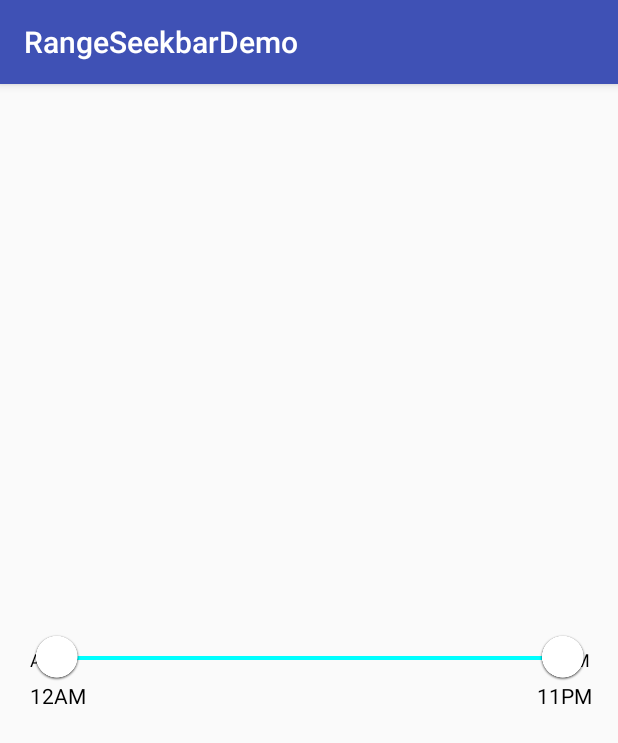
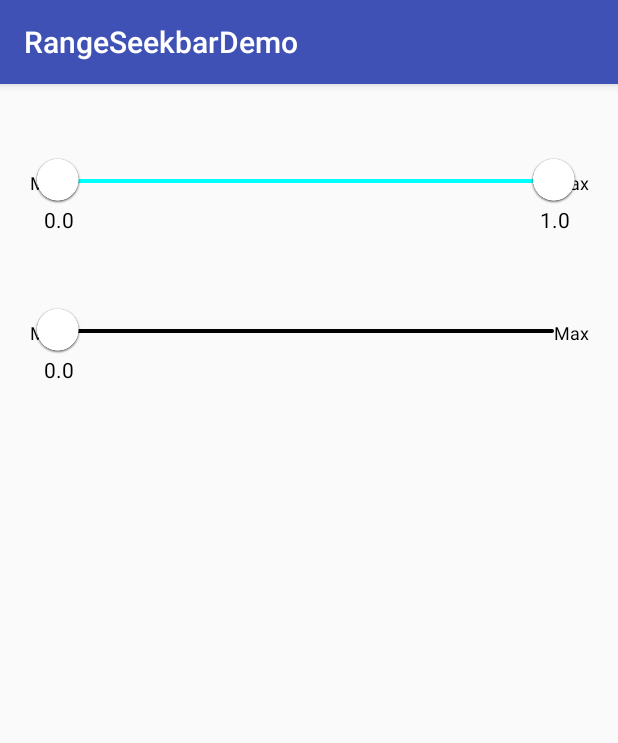
Before and after one commit to Everseat/RangeSeekbar, an Android app: the screen it shows after launch (MainActivity), on a phone screen of 412 x 824 dp. Shown: the top 743 px of the screen. Run offline under Robolectric (Android 15) with nearby library versions, the phone set to English and light mode, and no system bars.

Commit message:
Add support for a simple seekbar

```diff
--- a/demo/src/main/java/com/everseat/rangeseekbar/demo/MainActivity.java
+++ b/demo/src/main/java/com/everseat/rangeseekbar/demo/MainActivity.java
@@ -1,36 +1,12 @@
 package com.everseat.rangeseekbar.demo;
 
-import android.graphics.Color;
+import android.os.Bundle;
 import android.support.v7.app.AppCompatActivity;
-import android.os.Bundle;
-
-import com.everseat.rangeseekbar.RangeSeekbar;
 
 public class MainActivity extends AppCompatActivity {
-  private RangeSeekbar rangeSeekbar;
-
   @Override
   protected void onCreate(Bundle savedInstanceState) {
     super.onCreate(savedInstanceState);
     setContentView(R.layout.activity_main);
-    rangeSeekbar = (RangeSeekbar) findViewById(R.id.range_seekbar);
-    rangeSeekbar.setTrackFillColor(Color.CYAN);
-    rangeSeekbar.setTrackColor(Color.argb(102, 0, 0, 0));
-    rangeSeekbar.setMinLabelText(R.string.label_am);
-    rangeSeekbar.setMaxLabelText(R.string.label_pm);
-    rangeSeekbar.setValueFormatter(new RangeSeekbar.ValueFormatter() {
-      @Override
-      public String formatValue(float value) {
-        int hour = (int) (value * 23);
-        String amOrPm = hour >= 12 ? "PM" : "AM";
-        if (hour > 12) {
-          hour -= 12;
-        }
-        if (hour == 0) {
-          hour = 12;
-        }
-        return hour + amOrPm;
-      }
-    });
   }
 }
--- a/demo/src/main/res/layout/activity_main.xml
+++ b/demo/src/main/res/layout/activity_main.xml
@@ -1,7 +1,9 @@
 <?xml version="1.0" encoding="utf-8"?>
-<FrameLayout
+<LinearLayout
   xmlns:android="http://schemas.android.com/apk/res/android"
   xmlns:tools="http://schemas.android.com/tools"
+  xmlns:app="http://schemas.android.com/apk/res-auto"
+  android:orientation="vertical"
   android:layout_width="match_parent"
   android:layout_height="match_parent"
   android:paddingBottom="@dimen/activity_vertical_margin"
@@ -13,6 +15,14 @@
   <com.everseat.rangeseekbar.RangeSeekbar
     android:id="@+id/range_seekbar"
     android:layout_width="match_parent"
-    android:layout_height="wrap_content"/>
+    android:layout_height="100dp"
+    app:trackFillColor="#00FFFF"/>
 
-</FrameLayout>
+  <com.everseat.rangeseekbar.Seekbar
+    android:id="@+id/seekbar"
+    android:layout_width="match_parent"
+    android:layout_height="100dp"
+    app:trackFillColor="#00FFFF"/>
+
+
+</LinearLayout>
--- a/library/src/main/java/com/everseat/rangeseekbar/RangeSeekbar.java
+++ b/library/src/main/java/com/everseat/rangeseekbar/RangeSeekbar.java
@@ -1,37 +1,24 @@
 package com.everseat.rangeseekbar;
 
 import android.content.Context;
-import android.content.res.TypedArray;
 import android.graphics.Canvas;
 import android.graphics.Paint;
 import android.graphics.Rect;
 import android.graphics.RectF;
 import android.graphics.drawable.Drawable;
-import android.support.annotation.DrawableRes;
 import android.support.annotation.Nullable;
 import android.support.v4.view.MotionEventCompat;
-import android.text.TextPaint;
 import android.util.AttributeSet;
 import android.view.MotionEvent;
 
 /**
- * A seek bar with a configurable min/max range values
+ * A seek bar with a configurable min/max range values.
  */
-public class RangeSeekbar extends AbsSeekbar {
-  private Drawable thumbDrawable;
-
-  // Dimensions
-  private int valueTextPadding = 0;
-  private int thumbSize = 0;
-
+public class RangeSeekbar extends Seekbar {
   // Size holders
-  private Rect sharedTextBounds = new Rect();
-  private RectF trackBounds = new RectF();
+  private RectF trackBounds;
   private Rect leftThumbBounds = new Rect();
-  private Rect rightThumbBounds = new Rect();
-
-  // Paint
-  private Paint valuePaint = new TextPaint(Paint.ANTI_ALIAS_FLAG);
+  private Rect rightThumbBounds; // This will be aliased to the existing thumbBounds from Seekbar
 
   // State values
   private int activeThumb = -1;
@@ -42,8 +29,6 @@ public class RangeSeekbar extends AbsSeekbar {
 
   private static final int THUMB_LEFT = 0;
   private static final int THUMB_RIGHT = 1;
-  private static final int[] STATE_PRESSED = new int[] {android.R.attr.state_pressed};
-  private static final int[] STATE_DEFAULT = new int[] {};
 
   public RangeSeekbar(Context context) {
     super(context);
@@ -61,41 +46,7 @@ public class RangeSeekbar extends AbsSeekbar {
   }
 
   private void init(Context context, AttributeSet attrs) {
-    int valueTextSize = 0;
-    int valueTextPadding = 0;
-    Drawable thumbDrawable = null;
-
-    if (attrs != null) {
-      TypedArray ta = context.obtainStyledAttributes(attrs, R.styleable.RangeSeekbar);
-
-      int count = ta.getIndexCount();
-      for (int i = 0; i < count; i++) {
-        int attr = ta.getIndex(i);
-        if (attr == R.styleable.RangeSeekbar_valueTextSize) {
-          valueTextSize = ta.getInt(attr, (int) dpToPx(14));
-        } else if (attr == R.styleable.RangeSeekbar_valueTextPadding) {
-          valueTextPadding = ta.getInt(attr, (int) dpToPx(4));
-        } else if (attr == R.styleable.RangeSeekbar_thumbDrawable) {
-          thumbDrawable = ta.getDrawable(attr);
-        }
-      }
-
-      ta.recycle();
-    }
-
-    if (valueTextSize == 0) {
-      valueTextSize = (int) dpToPx(14);
-    }
-    if (valueTextPadding == 0) {
-      valueTextPadding = (int) dpToPx(4);
-    }
-    if (thumbDrawable == null) {
-      thumbDrawable = getResources().getDrawable(R.drawable.ic_thumb_seekbar);
-    }
-
-    setValueTextSize(valueTextSize);
-    setValueTextPadding(valueTextPadding);
-    setThumbDrawable(thumbDrawable);
+    setCurrentValue(maxValue);
   }
 
   @Override
@@ -107,12 +58,6 @@ public class RangeSeekbar extends AbsSeekbar {
         float y = event.getY();
         if (withinBounds(x, y, leftThumbBounds)) {
           activeThumb = THUMB_LEFT;
-        }
-        if (withinBounds(x, y, rightThumbBounds)) {
-          activeThumb = THUMB_RIGHT;
-        }
-
-        if (activeThumb != -1) {
           if (getParent() != null) {
             getParent().requestDisallowInterceptTouchEvent(true);
           }
@@ -120,7 +65,9 @@ public class RangeSeekbar extends AbsSeekbar {
           return true;
         }
 
-        return false;
+        boolean result = super.onTouchEvent(event);
+        if (result) activeThumb = THUMB_RIGHT;
+        return result;
       case MotionEvent.ACTION_MOVE:
         // We only support a horizontal bar at the moment
         int radius = leftThumbBounds.width() / 2;
@@ -128,32 +75,43 @@ public class RangeSeekbar extends AbsSeekbar {
 
         if (activeThumb == THUMB_LEFT) {
           Rect destination = rightThumbBounds;
-          if (newX >= destination.left - leftThumbBounds.width()) {
-            newX = destination.left - leftThumbBounds.width();
-          }
 
           setRectXPosition(leftThumbBounds, (int) newX);
+
+          // Ensure left thumb does not cross paths with right thumb
+          if (leftThumbBounds.right >= destination.left) {
+            setRectXPosition(leftThumbBounds, destination.left - leftThumbBounds.width());
+            minValue = calculateValue((int) (leftThumbBounds.centerX() - trackBounds.left));
+          } else {
+            // Ensure left thumb doesn't get moved outside of bounds
             if (leftThumbBounds.centerX() <= trackBounds.left) {
               setRectXPosition(leftThumbBounds, (int) (trackBounds.left - (leftThumbBounds.width()/2)));
             }
 
             // We want the center of the thumb drawable to be the deciding factor
-          minValue = Math.max(calculateValue((int) (newX + radius - trackBounds.left)), 0);
+            minValue = Math.max(calculateValue((int) (leftThumbBounds.centerX() - trackBounds.left)), 0);
+          }
         }
 
         if (activeThumb == THUMB_RIGHT) {
           Rect destination = leftThumbBounds;
-          if (newX <= destination.right) {
-            newX = destination.right;
-          }
 
           setRectXPosition(rightThumbBounds, (int) newX);
+
+          // Ensure right thumb does not cross paths with left thumb
+          if (rightThumbBounds.left <= destination.right) {
+            setRectXPosition(rightThumbBounds, destination.right);
+            maxValue = calculateValue((int) (rightThumbBounds.centerX() - trackBounds.left));
+            setCurrentValue(maxValue);
+          } else {
+            // Ensure right thumb doesn't get moved outside of bounds
             if (rightThumbBounds.centerX() >= trackBounds.right) {
               setRectXPosition(rightThumbBounds, (int) (trackBounds.right - (rightThumbBounds.width()/2)));
             }
 
-          // We want the center of the thumb drawable to be the deciding factor
-          maxValue = Math.min(calculateValue((int) (newX + radius - trackBounds.left)), 1);
+            maxValue = Math.min(calculateValue((int) (rightThumbBounds.centerX() - trackBounds.left)), 1);
+            setCurrentValue(maxValue);
+          }
         }
 
         invalidate();
@@ -180,87 +138,56 @@ public class RangeSeekbar extends AbsSeekbar {
   protected void onLayout(boolean changed, int left, int top, int right, int bottom) {
     super.onLayout(changed, left, top, right, bottom);
     trackBounds = getTrackBounds();
+    Drawable thumbDrawable = getThumbDrawable();
+    int thumbSize = thumbDrawable.getBounds().width();
+
+    // Right thumb
+    rightThumbBounds = getThumbBounds();
 
     // Left thumb
     int x = (int) (trackBounds.left - (thumbSize / 2));
     int y = (int) (trackBounds.centerY() - (thumbSize / 2));
     leftThumbBounds.set(x, y, x + thumbSize, y + thumbSize);
-
-    // Right thumb
-    x = (int) (trackBounds.right - (thumbSize / 2));
-    rightThumbBounds.set(x, y, x + thumbSize, y + thumbSize);
   }
 
   @Override
   protected void onDraw(Canvas canvas) {
     super.onDraw(canvas);
 
-    thumbDrawable.setBounds(leftThumbBounds);
-    thumbDrawable.setState(activeThumb == THUMB_LEFT ? STATE_PRESSED : STATE_DEFAULT);
-    thumbDrawable.draw(canvas);
+    // Draw left value text
+    String minValueText = formatValue(minValue);
+    Rect minValueTextBounds = measureValueText(minValueText);
+    setRectXPosition(minValueTextBounds, leftThumbBounds.centerX() - (minValueTextBounds.width() / 2));
+    setRectYPosition(minValueTextBounds, leftThumbBounds.bottom + getValueTextPadding());
+    onDrawValueText(canvas, minValueTextBounds, minValueText);
+  }
 
+  @Override
+  protected void onDrawThumb(Canvas canvas) {
+    Drawable thumbDrawable = getThumbDrawable();
+
+    // Right
     thumbDrawable.setBounds(rightThumbBounds);
     thumbDrawable.setState(activeThumb == THUMB_RIGHT ? STATE_PRESSED : STATE_DEFAULT);
     thumbDrawable.draw(canvas);
 
-    // Draw min value text
-    String minValueText = formatValue(minValue);
-    valuePaint.getTextBounds(minValueText, 0, minValueText.length(), sharedTextBounds);
-    setRectXPosition(sharedTextBounds, leftThumbBounds.centerX() - (sharedTextBounds.width() / 2));
-    setRectYPosition(sharedTextBounds, leftThumbBounds.bottom + valueTextPadding);
-    drawValue(canvas, minValueText, sharedTextBounds);
-
-    // Draw max value text
-    String maxValueText = formatValue(maxValue);
-    valuePaint.getTextBounds(maxValueText, 0, maxValueText.length(), sharedTextBounds);
-    setRectXPosition(sharedTextBounds, rightThumbBounds.centerX() - (sharedTextBounds.width() / 2));
-    setRectYPosition(sharedTextBounds, rightThumbBounds.bottom + valueTextPadding);
-    drawValue(canvas, maxValueText, sharedTextBounds);
+    // Left
+    thumbDrawable.setBounds(leftThumbBounds);
+    thumbDrawable.setState(activeThumb == THUMB_LEFT ? STATE_PRESSED : STATE_DEFAULT);
+    thumbDrawable.draw(canvas);
   }
 
   //////////////////////////////////////////////////////////////////////////////////////////////////
   // Public API
   //////////////////////////////////////////////////////////////////////////////////////////////////
 
-  public void setThumbDrawable(@DrawableRes int drawable) {
-    setThumbDrawable(getResources().getDrawable(drawable));
-  }
-
-  public void setThumbDrawable(Drawable drawable) {
-    if (drawable == null) return;
-    thumbDrawable = drawable;
-    thumbSize = Math.max(thumbDrawable.getIntrinsicHeight(), thumbDrawable.getIntrinsicWidth());
-  }
-
-  public void setValueTextPadding(int paddingInPx) {
-    valueTextPadding = paddingInPx;
-  }
-
-  public void setValueTextSize(int textSize) {
-    valuePaint.setTextSize(textSize);
-  }
-
-  public void setOnValueSetListener(@Nullable OnValueSetListener valueSetListener) {
+  public void setOnValueSetListener(@Nullable RangeSeekbar.OnValueSetListener valueSetListener) {
     this.valueSetListener = valueSetListener;
   }
 
   //////////////////////////////////////////////////////////////////////////////////////////////////
   // Internal methods
   //////////////////////////////////////////////////////////////////////////////////////////////////
-
-  private float calculateValue(int x) {
-    return x / trackBounds.width();
-  }
-
-  private void drawValue(Canvas canvas, String text, Rect bounds) {
-    canvas.drawText(text, bounds.left, bounds.bottom, valuePaint);
-  }
-
-  private boolean withinBounds(float x, float y, Rect bounds) {
-    int padding = (int) dpToPx(4); // Add padding to augment touch target size
-    return (x > bounds.left - padding && x < bounds.right + padding) &&
-        (y > bounds.top - padding && y < bounds.bottom + padding);
-  }
 
   @Override
   protected void onDrawTrackDecoration(Canvas canvas, Paint sharedPaint) {
@@ -269,19 +196,9 @@ public class RangeSeekbar extends AbsSeekbar {
     sharedPaint.setColor(getTrackFillColor());
     RectF fill = new RectF(leftThumbBounds.centerX(),
         trackBounds.top,
-        rightThumbBounds.centerX(),
+        getThumbBounds().centerX(),
         trackBounds.bottom);
     canvas.drawRoundRect(fill, getTrackHeight() / 2, getTrackHeight() / 2, sharedPaint);
-  }
-
-  @Override
-  protected int getTrackLeftOffset() {
-    return leftThumbBounds.width() / 2;
-  }
-
-  @Override
-  protected int getTrackRightOffset() {
-    return rightThumbBounds.width() / 2;
   }
 
   public interface OnValueSetListener {
--- /dev/null
+++ b/library/src/main/java/com/everseat/rangeseekbar/Seekbar.java
@@ -0,0 +1,277 @@
+package com.everseat.rangeseekbar;
+
+import android.content.Context;
+import android.content.res.TypedArray;
+import android.graphics.Canvas;
+import android.graphics.Paint;
+import android.graphics.Rect;
+import android.graphics.RectF;
+import android.graphics.drawable.Drawable;
+import android.support.annotation.DrawableRes;
+import android.support.annotation.Nullable;
+import android.support.v4.view.MotionEventCompat;
+import android.text.TextPaint;
+import android.util.AttributeSet;
+import android.view.MotionEvent;
+
+/**
+ * A simple seek bar
+ */
+public class Seekbar extends AbsSeekbar {
+  private Drawable thumbDrawable;
+
+  // Dimensions
+  private int valueTextPadding = 0;
+  private int thumbSize = 0;
+
+  // Size holders
+  private Rect sharedTextBounds = new Rect();
+  private RectF trackBounds = new RectF();
+  private Rect thumbBounds = new Rect();
+
+  // Paint
+  private Paint valuePaint = new TextPaint(Paint.ANTI_ALIAS_FLAG);
+
+  // State values
+  private float currentValue = 0f;
+
+  @Nullable private OnValueSetListener valueSetListener;
+
+  protected static final int[] STATE_PRESSED = new int[] {android.R.attr.state_pressed};
+  protected static final int[] STATE_DEFAULT = new int[] {};
+
+  public Seekbar(Context context) {
+    super(context);
+    init(context, null);
+  }
+
+  public Seekbar(Context context, AttributeSet attrs) {
+    super(context, attrs);
+    init(context, attrs);
+  }
+
+  public Seekbar(Context context, AttributeSet attrs, int defStyleAttr) {
+    super(context, attrs, defStyleAttr);
+    init(context, attrs);
+  }
+
+  private void init(Context context, AttributeSet attrs) {
+    int valueTextSize = 0;
+    int valueTextPadding = 0;
+    Drawable thumbDrawable = null;
+
+    if (attrs != null) {
+      TypedArray ta = context.obtainStyledAttributes(attrs, R.styleable.Seekbar);
+
+      int count = ta.getIndexCount();
+      for (int i = 0; i < count; i++) {
+        int attr = ta.getIndex(i);
+        if (attr == R.styleable.Seekbar_valueTextSize) {
+          valueTextSize = ta.getInt(attr, (int) dpToPx(14));
+        } else if (attr == R.styleable.Seekbar_valueTextPadding) {
+          valueTextPadding = ta.getInt(attr, (int) dpToPx(4));
+        } else if (attr == R.styleable.Seekbar_thumbDrawable) {
+          thumbDrawable = ta.getDrawable(attr);
+        }
+      }
+
+      ta.recycle();
+    }
+
+    if (valueTextSize == 0) {
+      valueTextSize = (int) dpToPx(14);
+    }
+    if (valueTextPadding == 0) {
+      valueTextPadding = (int) dpToPx(4);
+    }
+    if (thumbDrawable == null) {
+      thumbDrawable = getResources().getDrawable(R.drawable.ic_thumb_seekbar);
+    }
+
+    setValueTextSize(valueTextSize);
+    setValueTextPadding(valueTextPadding);
+    setThumbDrawable(thumbDrawable);
+  }
+
+  @Override
+  public boolean onTouchEvent(MotionEvent event) {
+    int action = MotionEventCompat.getActionMasked(event);
+    switch (action) {
+      case MotionEvent.ACTION_DOWN:
+        float x = event.getX();
+        float y = event.getY();
+        if (withinBounds(x, y, thumbBounds)) {
+          if (getParent() != null) {
+            getParent().requestDisallowInterceptTouchEvent(true);
+          }
+
+          thumbDrawable.setState(STATE_PRESSED);
+          invalidate();
+          return true;
+        }
+
+        return false;
+      case MotionEvent.ACTION_MOVE:
+        // We only support a horizontal bar at the moment
+        int radius = thumbBounds.width() / 2;
+        float newX = (int) event.getX() - radius;
+
+        setRectXPosition(thumbBounds, (int) newX);
+
+        if (thumbBounds.centerX() >= trackBounds.right) {
+          setRectXPosition(thumbBounds, (int) (trackBounds.right - (thumbBounds.width()/2)));
+        }
+        if (thumbBounds.centerX() <= trackBounds.left) {
+          setRectXPosition(thumbBounds, (int) (trackBounds.left - (thumbBounds.width()/2)));
+        }
+
+        // We want the center of the thumb drawable to be the deciding factor
+        currentValue = calculateValue((int) (newX + radius - trackBounds.left));
+
+        invalidate();
+        return true;
+      case MotionEvent.ACTION_UP:
+        // Notify OnValueSetListener
+        if (valueSetListener != null) {
+          valueSetListener.onValueSet(currentValue);
+        }
+
+        thumbDrawable.setState(STATE_DEFAULT);
+        invalidate();
+        return true;
+      default:
+        return super.onTouchEvent(event);
+    }
+  }
+
+  @Override
+  protected void onLayout(boolean changed, int left, int top, int right, int bottom) {
+    super.onLayout(changed, left, top, right, bottom);
+    trackBounds = getTrackBounds();
+
+    float offset = currentValue * trackBounds.width();
+    int x = (int) (trackBounds.left + offset) - (thumbSize / 2);
+    int y = (int) (trackBounds.centerY() - (thumbSize / 2));
+    thumbBounds.set(x, y, x + thumbSize, y + thumbSize);
+    thumbDrawable.setBounds(thumbBounds);
+  }
+
+  @Override
+  protected void onDraw(Canvas canvas) {
+    super.onDraw(canvas);
+    onDrawThumb(canvas);
+
+    // Draw current value text
+    String text = formatValue(currentValue);
+    Rect textBounds = measureValueText(text);
+    setRectXPosition(textBounds, thumbBounds.centerX() - (textBounds.width() / 2));
+    setRectYPosition(textBounds, thumbBounds.bottom + valueTextPadding);
+    onDrawValueText(canvas, textBounds, text);
+  }
+
+  //////////////////////////////////////////////////////////////////////////////////////////////////
+  // Public API
+  //////////////////////////////////////////////////////////////////////////////////////////////////
+
+  public void setThumbDrawable(@DrawableRes int drawable) {
+    setThumbDrawable(getResources().getDrawable(drawable));
+  }
+
+  public void setThumbDrawable(Drawable drawable) {
+    if (drawable == null) return;
+    thumbDrawable = drawable;
+    thumbSize = Math.max(thumbDrawable.getIntrinsicHeight(), thumbDrawable.getIntrinsicWidth());
+  }
+
+  public void setValueTextPadding(int paddingInPx) {
+    valueTextPadding = paddingInPx;
+  }
+
+  public void setValueTextSize(int textSize) {
+    valuePaint.setTextSize(textSize);
+  }
+
+  public void setOnValueSetListener(@Nullable OnValueSetListener valueSetListener) {
+    this.valueSetListener = valueSetListener;
+  }
+
+  public void setCurrentValue(float value) {
+    currentValue = value;
+  }
+
+  public Drawable getThumbDrawable() {
+    return thumbDrawable;
+  }
+
+  public float getCurrentValue() {
+    return currentValue;
+  }
+
+  public int getValueTextPadding() {
+    return valueTextPadding;
+  }
+
+  public Rect getThumbBounds() {
+    return thumbBounds;
+  }
+
+  //////////////////////////////////////////////////////////////////////////////////////////////////
+  // Internal methods
+  //////////////////////////////////////////////////////////////////////////////////////////////////
+
+  private void drawValue(Canvas canvas, String text, Rect bounds) {
+    canvas.drawText(text, bounds.left, bounds.bottom, valuePaint);
+  }
+
+  protected boolean withinBounds(float x, float y, Rect bounds) {
+    int padding = (int) dpToPx(4); // Add padding to augment touch target size
+    return (x > bounds.left - padding && x < bounds.right + padding) &&
+        (y > bounds.top - padding && y < bounds.bottom + padding);
+  }
+
+  protected float calculateValue(int x) {
+    if (x < 0) return 0;
+    if (x > trackBounds.width()) return 1;
+    return x / trackBounds.width();
+  }
+
+  protected void onDrawThumb(Canvas canvas) {
+    thumbDrawable.setBounds(thumbBounds);
+    thumbDrawable.draw(canvas);
+  }
+
+  @Override
+  protected void onDrawTrackDecoration(Canvas canvas, Paint sharedPaint) {
+    sharedPaint.reset();
+    sharedPaint.setAntiAlias(true);
+    sharedPaint.setColor(getTrackFillColor());
+    RectF fill = new RectF(trackBounds.left,
+        trackBounds.top,
+        thumbBounds.centerX(),
+        trackBounds.bottom);
+    canvas.drawRoundRect(fill, getTrackHeight() / 2, getTrackHeight() / 2, sharedPaint);
+  }
+
+  protected void onDrawValueText(Canvas canvas, Rect textBounds, String text) {
+    drawValue(canvas, text, textBounds);
+  }
+
+  @Override
+  protected int getTrackLeftOffset() {
+    return thumbBounds.width() / 2;
+  }
+
+  @Override
+  protected int getTrackRightOffset() {
+    return thumbBounds.width() / 2;
+  }
+
+  protected Rect measureValueText(String text) {
+    valuePaint.getTextBounds(text, 0, text.length(), sharedTextBounds);
+    return sharedTextBounds;
+  }
+
+  public interface OnValueSetListener {
+    void onValueSet(float value);
+  }
+}
```
Also changed, not shown: library/src/main/res/values/attrs.xml (+13 -3 lines). Lines whose indentation alone changed are shown as unchanged.
